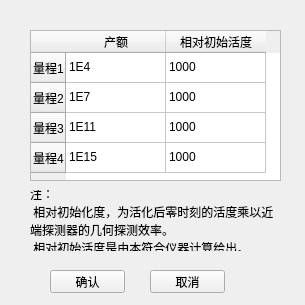
This is yieldcalibration.ui in MrXiaomao/Cu_Activation as Qt 5 draws it before an edit. The edited form follows.
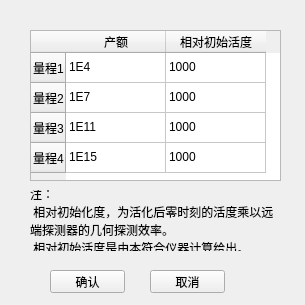
This is the edited form.

```diff
--- a/yieldcalibration.ui
+++ b/yieldcalibration.ui
@@ -130,7 +130,7 @@
    </property>
    <property name="text">
     <string>注：
- 相对初始化度，为活化后零时刻的活度乘以近端探测器的几何探测效率。
+ 相对初始化度，为活化后零时刻的活度乘以远端探测器的几何探测效率。
  相对初始活度是由本符合仪器计算给出。</string>
    </property>
    <property name="wordWrap">
```
